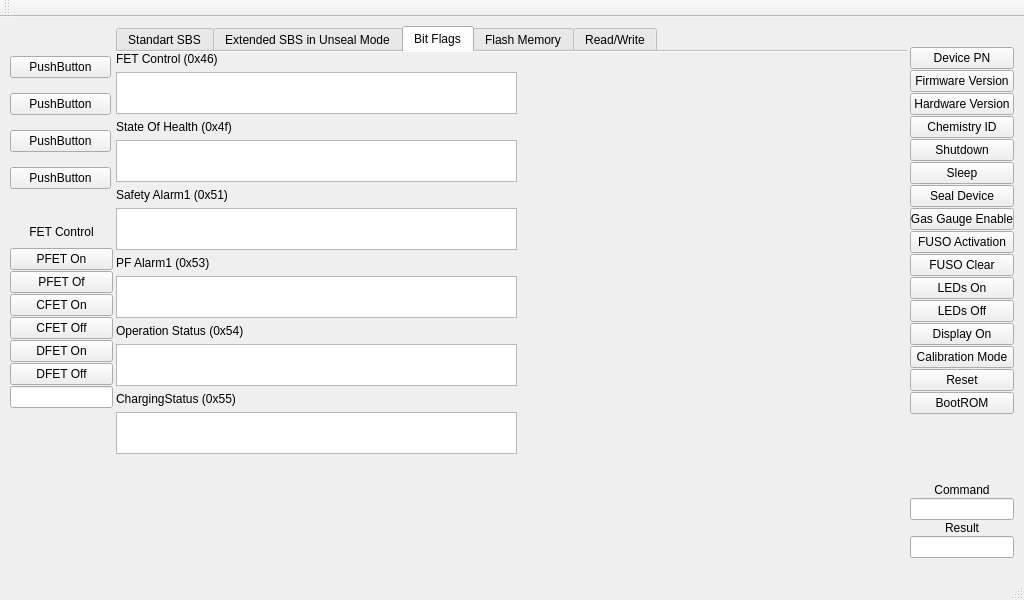
The window that mainwindow.ui (lmdpua/A2168_Laptop_Battery_Flasher_on_CP2112) describes before a commit, drawn with Qt 5.
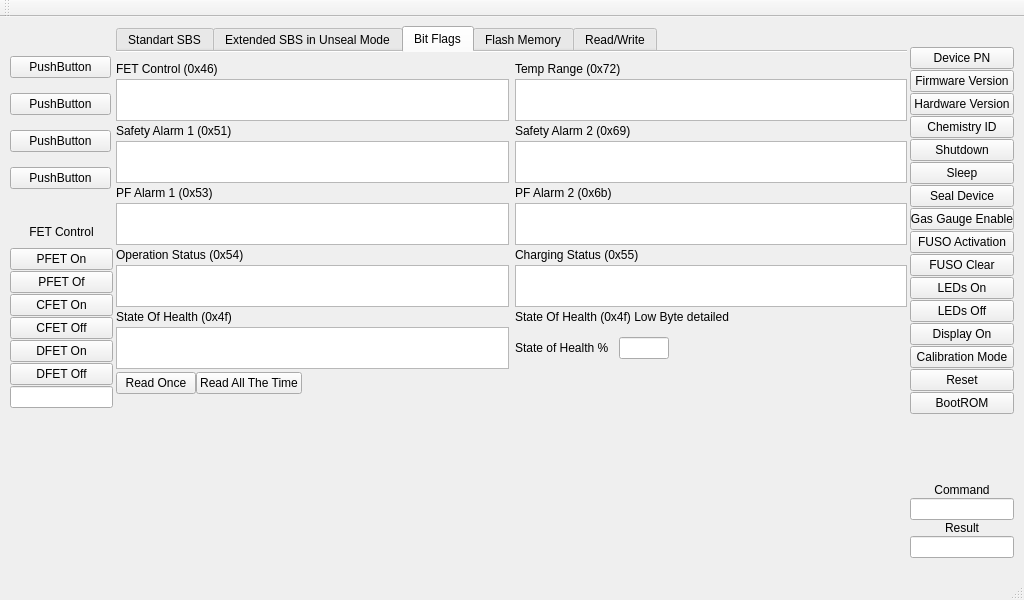
The same window after the commit.

Commit message: I continue to work with bit tables

```diff
--- a/mainwindow.ui
+++ b/mainwindow.ui
@@ -202,14 +202,17 @@
       <property name="geometry">
        <rect>
         <x>0</x>
-        <y>0</y>
-        <width>401</width>
+        <y>10</y>
+        <width>791</width>
         <height>511</height>
        </rect>
       </property>
       <layout class="QGridLayout" name="gridLayout_2">
-       <item row="3" column="0">
-        <widget class="QTableView" name="tableViewStateOfHealth">
+       <property name="verticalSpacing">
+        <number>3</number>
+       </property>
+       <item row="7" column="0">
+        <widget class="QTableView" name="tableViewPFAlarm1">
          <property name="maximumSize">
           <size>
            <width>16777215</width>
@@ -229,32 +232,10 @@
          </property>
         </widget>
        </item>
-       <item row="2" column="0">
-        <widget class="QLabel" name="label_5">
+       <item row="2" column="1">
+        <widget class="QLabel" name="label_SafetyAlarm2">
          <property name="text">
-          <string>State Of Health (0x4f)</string>
-         </property>
-        </widget>
-       </item>
-       <item row="5" column="0">
-        <widget class="QTableView" name="tableViewSafetyAlarm1">
-         <property name="maximumSize">
-          <size>
-           <width>16777215</width>
-           <height>42</height>
-          </size>
-         </property>
-         <property name="font">
-          <font>
-           <pointsize>8</pointsize>
-          </font>
-         </property>
-        </widget>
-       </item>
-       <item row="4" column="0">
-        <widget class="QLabel" name="label_6">
-         <property name="text">
-          <string>Safety Alarm1 (0x51)</string>
+          <string>Safety Alarm 2 (0x69)</string>
          </property>
         </widget>
        </item>
@@ -280,16 +261,23 @@
         </widget>
        </item>
        <item row="0" column="0">
-        <widget class="QLabel" name="label_2">
+        <widget class="QLabel" name="label_FETControl">
          <property name="text">
           <string>FET Control (0x46)</string>
          </property>
         </widget>
        </item>
-       <item row="10" column="0">
-        <widget class="QLabel" name="label_9">
+       <item row="6" column="0">
+        <widget class="QLabel" name="label_PFAlarm1">
          <property name="text">
-          <string>ChargingStatus (0x55)</string>
+          <string>PF Alarm 1 (0x53)</string>
+         </property>
+        </widget>
+       </item>
+       <item row="8" column="1">
+        <widget class="QLabel" name="label_ChargingStatus">
+         <property name="text">
+          <string>Charging Status (0x55)</string>
          </property>
         </widget>
        </item>
@@ -300,7 +288,160 @@
          </property>
         </widget>
        </item>
+       <item row="3" column="0">
+        <widget class="QTableView" name="tableViewSafetyAlarm1">
+         <property name="maximumSize">
+          <size>
+           <width>16777215</width>
+           <height>42</height>
+          </size>
+         </property>
+         <property name="font">
+          <font>
+           <pointsize>8</pointsize>
+          </font>
+         </property>
+        </widget>
+       </item>
+       <item row="0" column="1">
+        <widget class="QLabel" name="label_TempRange">
+         <property name="text">
+          <string>Temp Range (0x72)</string>
+         </property>
+        </widget>
+       </item>
+       <item row="1" column="1">
+        <widget class="QTableView" name="tableViewTempRange">
+         <property name="maximumSize">
+          <size>
+           <width>16777215</width>
+           <height>42</height>
+          </size>
+         </property>
+         <property name="font">
+          <font>
+           <pointsize>8</pointsize>
+          </font>
+         </property>
+        </widget>
+       </item>
+       <item row="3" column="1">
+        <widget class="QTableView" name="tableViewSafetyAlarm2">
+         <property name="maximumSize">
+          <size>
+           <width>16777215</width>
+           <height>42</height>
+          </size>
+         </property>
+         <property name="font">
+          <font>
+           <pointsize>8</pointsize>
+          </font>
+         </property>
+        </widget>
+       </item>
+       <item row="2" column="0">
+        <widget class="QLabel" name="label_SafetyAlarm1">
+         <property name="text">
+          <string>Safety Alarm 1 (0x51)</string>
+         </property>
+        </widget>
+       </item>
+       <item row="12" column="1">
+        <widget class="QLabel" name="label_2">
+         <property name="text">
+          <string>State Of Health (0x4f) Low Byte detailed</string>
+         </property>
+        </widget>
+       </item>
+       <item row="13" column="0">
+        <widget class="QTableView" name="tableViewStateOfHealth">
+         <property name="maximumSize">
+          <size>
+           <width>16777215</width>
+           <height>42</height>
+          </size>
+         </property>
+         <property name="font">
+          <font>
+           <pointsize>8</pointsize>
+          </font>
+         </property>
+         <property name="toolTip">
+          <string/>
+         </property>
+         <property name="toolTipDuration">
+          <number>-1</number>
+         </property>
+        </widget>
+       </item>
+       <item row="6" column="1">
+        <widget class="QLabel" name="label_PFAlarm2">
+         <property name="text">
+          <string>PF Alarm 2 (0x6b)</string>
+         </property>
+        </widget>
+       </item>
        <item row="12" column="0">
+        <widget class="QLabel" name="label_StateOfHealth">
+         <property name="text">
+          <string>State Of Health (0x4f)</string>
+         </property>
+        </widget>
+       </item>
+       <item row="7" column="1">
+        <widget class="QTableView" name="tableViewPFAlarm2">
+         <property name="maximumSize">
+          <size>
+           <width>16777215</width>
+           <height>42</height>
+          </size>
+         </property>
+         <property name="font">
+          <font>
+           <pointsize>8</pointsize>
+          </font>
+         </property>
+        </widget>
+       </item>
+       <item row="13" column="1">
+        <layout class="QHBoxLayout" name="horizontalLayout_8">
+         <item>
+          <widget class="QLabel" name="label_StateOfHealth_2">
+           <property name="text">
+            <string>State of Health %   </string>
+           </property>
+          </widget>
+         </item>
+         <item>
+          <widget class="QLineEdit" name="lineEdit_StateOFHealth">
+           <property name="maximumSize">
+            <size>
+             <width>50</width>
+             <height>16777215</height>
+            </size>
+           </property>
+           <property name="alignment">
+            <set>Qt::AlignCenter</set>
+           </property>
+          </widget>
+         </item>
+         <item>
+          <spacer name="horizontalSpacer_5">
+           <property name="orientation">
+            <enum>Qt::Horizontal</enum>
+           </property>
+           <property name="sizeHint" stdset="0">
+            <size>
+             <width>40</width>
+             <height>20</height>
+            </size>
+           </property>
+          </spacer>
+         </item>
+        </layout>
+       </item>
+       <item row="16" column="0">
         <spacer name="verticalSpacer_2">
          <property name="orientation">
           <enum>Qt::Vertical</enum>
@@ -313,28 +454,6 @@
          </property>
         </spacer>
        </item>
-       <item row="7" column="0">
-        <widget class="QTableView" name="tableViewPFAlarm1">
-         <property name="maximumSize">
-          <size>
-           <width>16777215</width>
-           <height>42</height>
-          </size>
-         </property>
-         <property name="font">
-          <font>
-           <pointsize>8</pointsize>
-          </font>
-         </property>
-        </widget>
-       </item>
-       <item row="6" column="0">
-        <widget class="QLabel" name="label_7">
-         <property name="text">
-          <string>PF Alarm1 (0x53)</string>
-         </property>
-        </widget>
-       </item>
        <item row="9" column="0">
         <widget class="QTableView" name="tableViewOperationStatus">
          <property name="maximumSize">
@@ -350,7 +469,7 @@
          </property>
         </widget>
        </item>
-       <item row="11" column="0">
+       <item row="9" column="1">
         <widget class="QTableView" name="tableViewChargingStatus">
          <property name="maximumSize">
           <size>
@@ -365,6 +484,37 @@
          </property>
         </widget>
        </item>
+       <item row="14" column="0">
+        <layout class="QHBoxLayout" name="horizontalLayout_10">
+         <item>
+          <widget class="QPushButton" name="button_ReadOnceBits">
+           <property name="text">
+            <string>Read Once</string>
+           </property>
+          </widget>
+         </item>
+         <item>
+          <widget class="QPushButton" name="button_ReadAllTheTimeBits">
+           <property name="text">
+            <string>Read All The Time</string>
+           </property>
+          </widget>
+         </item>
+         <item>
+          <spacer name="horizontalSpacer_6">
+           <property name="orientation">
+            <enum>Qt::Horizontal</enum>
+           </property>
+           <property name="sizeHint" stdset="0">
+            <size>
+             <width>40</width>
+             <height>20</height>
+            </size>
+           </property>
+          </spacer>
+         </item>
+        </layout>
+       </item>
       </layout>
      </widget>
     </widget>
```
Left out of the diff: 8 changed lines with no effect on the pictures. The commit also changes 6 other files.
